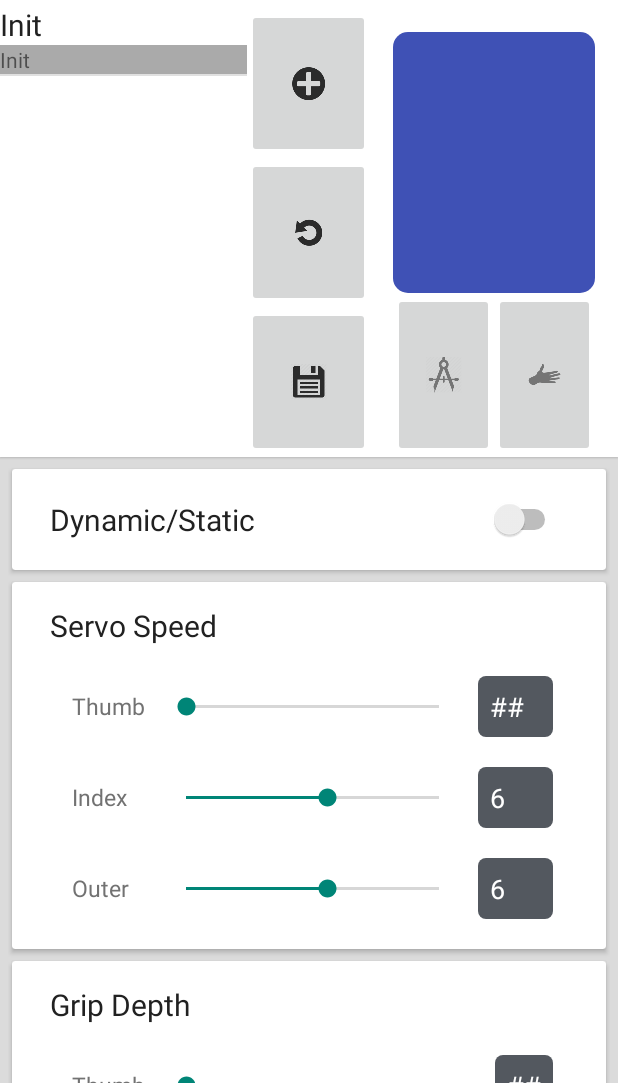
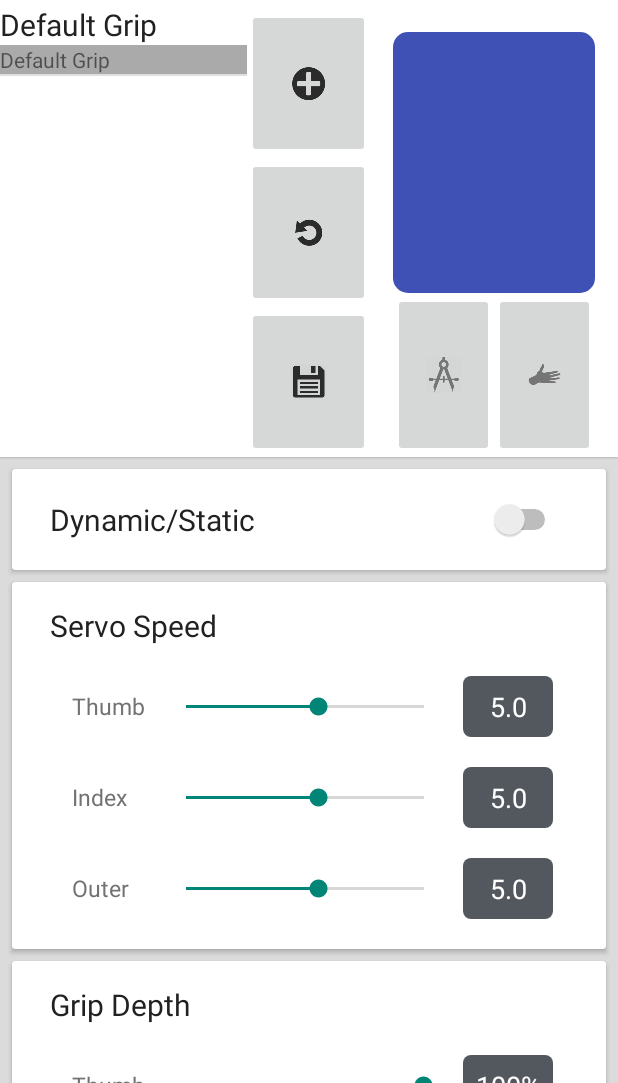
Before and after one commit to MichaelNeas/hydra, an Android app: the screen it shows after launch (MainActivity), after a tap on an icon or button, on a phone screen of 412 x 824 dp, the part 153-1236 px from its top. Run offline under Robolectric (Android 15) with nearby library versions, the phone set to English and light mode, and no system bars; 3 statements that could not run were skipped; 3 other taps on this screen came first.

Commit message:
Fixed float scaling issues. Adding and saving modes fully functional.

```diff
--- a/HydraPhone/app/src/main/java/com/example/joeyhanlon/hydra/MainActivity.java
+++ b/HydraPhone/app/src/main/java/com/example/joeyhanlon/hydra/MainActivity.java
@@ -130,6 +130,9 @@ public class MainActivity extends AppCompatActivity implements ListView.OnItemCl
         servoSpeedSeekBar0 = (SeekBar)findViewById(R.id.servoSpeedSeekBar0);
         servoSpeedSeekBar1 = (SeekBar)findViewById(R.id.servoSpeedSeekBar1);
         servoSpeedSeekBar2 = (SeekBar)findViewById(R.id.servoSpeedSeekBar2);
+        servoSpeedSeekBar0.setMax(90);
+        servoSpeedSeekBar1.setMax(90);
+        servoSpeedSeekBar2.setMax(90);
         servoSpeedIndicator0 = (TextView)findViewById(R.id.servoSpeedIndicator0);
         servoSpeedIndicator1 = (TextView)findViewById(R.id.servoSpeedIndicator1);
         servoSpeedIndicator2 = (TextView)findViewById(R.id.servoSpeedIndicator2);
@@ -151,10 +154,12 @@ public class MainActivity extends AppCompatActivity implements ListView.OnItemCl
         dynSwitch.setOnCheckedChangeListener(this);
 
         actThreshSeekBar = (SeekBar) findViewById(R.id.actThreshSeekBar);
+        actThreshSeekBar.setMax(70);
         actThreshSeekBar.setOnSeekBarChangeListener(this);
         actThreshIndicator = (TextView) findViewById(R.id.actThreshIndicator);
 
         writeDelSeekBar = (SeekBar) findViewById(R.id.writeDelSeekBar);
+        writeDelSeekBar.setMax(90);
         writeDelSeekBar.setOnSeekBarChangeListener(this);
         writeDelIndicator = (TextView) findViewById(R.id.writeDelIndicator);
 
@@ -184,31 +189,23 @@ public class MainActivity extends AppCompatActivity implements ListView.OnItemCl
         modesListView.setAdapter(myModeManager.getAdapter());
         modesListView.setOnItemClickListener(this);
 
-        // Mode testing ----------
+        // Default mode, always hard coded to ensure there is always a working mode (not in memory)
+        myModeManager.addNewMode("Default Grip", false, 0.5f, 5.0f, 100, 100, 100, 5.0f, 5.0f, 5.0f);
 
-        myModeManager.addNewMode("Init", false, 0.5f, 5.0f, 0, 100, 100, 0f, 5.0f, 5.0f);
-
-        // TODO MODE NOT BEING STORED PROPERLY WITH GSON NEED TO FIX IT
-
+        // retrieve map of all modes in memory
         modesInMemory = myMemoryManager.getAllFromMemory();
 
-        // Only add default modes if they do not already exist in the memory map
-        if (modesInMemory.isEmpty()) {
-            HydraMode defaultGrip = new HydraMode();
-            defaultGrip.setName("Default Grip");
-            myMemoryManager.writeToMemory(defaultGrip.getName(), gson.toJson(defaultGrip));
-
-            HydraMode test1 = new HydraMode();
-            test1.setName("Click");
-            myMemoryManager.writeToMemory(test1.getName(), gson.toJson(test1));
+        // Load all modes in memory if any exist and add them to the mode manager
+        if (!modesInMemory.isEmpty()) {
+            for (Map.Entry<String, ?> entry : modesInMemory.entrySet()) {
+                String json = entry.getValue().toString();
+                HydraMode temp = gson.fromJson(json, HydraMode.class);
+                myModeManager.addMode(temp);
+            }
         }
 
-        // Load all modes in memory and add them to the mode manager
-        for (Map.Entry<String, ?> entry : modesInMemory.entrySet()) {
-            String json = entry.getValue().toString();
-            HydraMode temp = gson.fromJson(json, HydraMode.class);
-            myModeManager.addMode(temp);
-        }
+        // Always have default grip selected initially
+        setMode(myModeManager.getMode(0));
 
 
         // ----------
@@ -273,36 +270,32 @@ public class MainActivity extends AppCompatActivity implements ListView.OnItemCl
         write delay 0 to 10
         */
 
-        String speedDisplay = Integer.toString((progressValue / 11) + 1);
-        String depthDisplay = Integer.toString(progressValue) + "%";
 
         switch (seekBar.getId()) {
 
             case (R.id.servoSpeedSeekBar0):
-                servoSpeedIndicator0.setText(speedDisplay);
+                servoSpeedIndicator0.setText(Float.toString(((float)progressValue) / 10f));
                 break;
             case (R.id.servoSpeedSeekBar1):
-                servoSpeedIndicator1.setText(speedDisplay);
+                servoSpeedIndicator1.setText(Float.toString(((float)progressValue) / 10f));
                 break;
             case (R.id.servoSpeedSeekBar2):
-                servoSpeedIndicator2.setText(speedDisplay);
+                servoSpeedIndicator2.setText(Float.toString(((float)progressValue) / 10f));
                 break;
             case (R.id.gripDepthSeekBar0):
-                gripDepthIndicator0.setText(depthDisplay);
+                gripDepthIndicator0.setText(progressValue + "%");
                 break;
             case (R.id.gripDepthSeekBar1):
-                gripDepthIndicator1.setText(depthDisplay);
+                gripDepthIndicator1.setText(progressValue + "%");
                 break;
             case (R.id.gripDepthSeekBar2):
-                gripDepthIndicator2.setText(depthDisplay);
+                gripDepthIndicator2.setText(progressValue + "%");
                 break;
             case (R.id.actThreshSeekBar):
-                String sensDisplay = Integer.toString(((progressValue*7) / 10) + 5) + "%";
-                actThreshIndicator.setText(sensDisplay);
+                actThreshIndicator.setText(progressValue + "%");
                 break;
             case (R.id.writeDelSeekBar):
-                String delDisplay = Integer.toString(progressValue / 10);
-                writeDelIndicator.setText(delDisplay);
+                writeDelIndicator.setText(Float.toString(((float)progressValue) / 10f));
                 break;
 
             default:
@@ -316,8 +309,7 @@ public class MainActivity extends AppCompatActivity implements ListView.OnItemCl
     @Override
     public void onStopTrackingTouch (SeekBar seekBar) {
 
-        String message = "";        // Message to build for Arduino
-        boolean indicatorSet = false;       // tracks if indicator has been set (shortens the statement space)
+        String message = "";                // Message to build for Arduino
 
         switch (seekBar.getId()) {
 
@@ -327,14 +319,14 @@ public class MainActivity extends AppCompatActivity implements ListView.OnItemCl
 
                 // Called for all servoSpeed cases as a result of not breaking between them
                 // Convert progress bar values
-                float param5a = (float) ((servoSpeedSeekBar0.getProgress() / 11) + 1);
-                float param5b = (float) ((servoSpeedSeekBar1.getProgress() / 11) + 1);
-                float param5c = (float) ((servoSpeedSeekBar2.getProgress() / 11) + 1);
+                float param5a = (float) servoSpeedSeekBar0.getProgress() + 10f;
+                float param5b = (float) servoSpeedSeekBar1.getProgress() + 10f;
+                float param5c = (float) servoSpeedSeekBar2.getProgress() + 10f;
 
                 // Convert each speed value to string
-                String param5aStr = Float.toString(param5a);
-                String param5bStr = Float.toString(param5b);
-                String param5cStr = Float.toString(param5c);
+                String param5aStr = Float.toString(param5a/10f);
+                String param5bStr = Float.toString(param5b/10f);
+                String param5cStr = Float.toString(param5c/10f);
 
                 // Message includes each Servo's speed value
                 message = "5=" + param5aStr + "," + param5bStr + "," + param5cStr + ";";
@@ -356,17 +348,17 @@ public class MainActivity extends AppCompatActivity implements ListView.OnItemCl
 
             case (R.id.actThreshSeekBar):
                 // Convert progress bar value
-                float param2 = (float) (actThreshSeekBar.getProgress()*7f) / 10f + 5f;
+                float param2 = (float) actThreshSeekBar.getProgress() + 5f;
                 // String of float value
-                String param2Str = Float.toString(param2);
+                String param2Str = Float.toString(param2/10f);
                 message = "2=" + param2Str + ";";
                 break;
 
             case (R.id.writeDelSeekBar):
                 // Convert progress bar value
-                float param3 = (float) (writeDelSeekBar.getProgress() / 10);
+                float param3 = (float) writeDelSeekBar.getProgress() + 10f;
                 // String of float value
-                String param3Str = Float.toString(param3);
+                String param3Str = Float.toString(param3/10f);
                 message = "3=" + param3Str + ";";
                 break;
 
@@ -443,11 +435,11 @@ public class MainActivity extends AppCompatActivity implements ListView.OnItemCl
         mode.setParam(1, dynSwitch.getShowText());
 
         // Action threshold
-        float param2 = (float) (((actThreshSeekBar.getProgress()*7) / 10) + 5);
+        float param2 = (actThreshSeekBar.getProgress() / 10f);
         mode.setParam(2, param2);
 
         // Write delay
-        float param3 = (float) (writeDelSeekBar.getProgress() / 10);
+        float param3 = (writeDelSeekBar.getProgress() / 10f);
         mode.setParam(3, param3);
 
         // Grip depth
@@ -456,11 +448,11 @@ public class MainActivity extends AppCompatActivity implements ListView.OnItemCl
         mode.setParam(4, 2, gripDepthSeekBar2.getProgress());
 
         // Servo speed
-        float param5a = Float.parseFloat(servoSpeedIndicator0.getText().toString());
+        float param5a = (servoSpeedSeekBar0.getProgress() / 10f);
         mode.setParam(5, 0, param5a);
-        float param5b = Float.parseFloat(servoSpeedIndicator1.getText().toString());
+        float param5b = (servoSpeedSeekBar1.getProgress() / 10f);
         mode.setParam(5, 1, param5b);
-        float param5c = Float.parseFloat(servoSpeedIndicator2.getText().toString());
+        float param5c = (servoSpeedSeekBar2.getProgress() / 10f);
         mode.setParam(5, 2, param5c);
     }
 
@@ -474,11 +466,11 @@ public class MainActivity extends AppCompatActivity implements ListView.OnItemCl
         dynSwitch.setShowText((boolean) mode.getParam(1));
 
         //Action threshold
-        int progAT = (int) Math.round( 100 * ( (float) mode.getParam(2) / (0.75 - 0.05)) );
+        int progAT = (int) ((float)mode.getParam(2) * 10f);
         actThreshSeekBar.setProgress(progAT);
 
         // Write delay
-        int progWD = (int) Math.round( 100 * ( (float) mode.getParam(3) / (10.0 - 1.0)) );
+        int progWD = (int) ((float)mode.getParam(3) * 10f);
         writeDelSeekBar.setProgress(progWD);
 
         // Grip depth
@@ -489,11 +481,11 @@ public class MainActivity extends AppCompatActivity implements ListView.OnItemCl
 
         // Servo speed
         float[] progsSS = (float[]) mode.getParam(5);
-        int progSS = (int) Math.round(100 * ((float) progsSS[0] / (10.0 - 1.0)));
+        int progSS = (int) (progsSS[0] * 10f);
         servoSpeedSeekBar0.setProgress(progSS);
-        progSS = (int) Math.round(100 * ((float) progsSS[1] / (10.0 - 1.0)));
+        progSS = (int) (progsSS[1] * 10f);
         servoSpeedSeekBar1.setProgress(progSS);
-        progSS = (int) Math.round(100 * ((float) progsSS[2] / (10.0 - 1.0)));
+        progSS = (int) (progsSS[2] * 10f);
         servoSpeedSeekBar2.setProgress(progSS);
 
         // Send Arduino the new mode
@@ -515,7 +507,6 @@ public class MainActivity extends AppCompatActivity implements ListView.OnItemCl
     @Override
     protected void onStart() {
         super.onStart();
-        //setMode(myModeManager.getCurrentMode());
     }
 
     @Override
--- a/HydraPhone/app/src/main/res/layout/activity_main.xml
+++ b/HydraPhone/app/src/main/res/layout/activity_main.xml
@@ -351,7 +351,8 @@
                                     android:textSize="18sp"
                                     android:textColor="#FFFFFF"
                                     android:padding="8dp"
-                                    android:width="50dp"
+                                    android:width="60dp"
+                                    android:gravity="center"
                                     android:background="@drawable/value_indicator"/>
                             </LinearLayout>
 
@@ -387,7 +388,8 @@
                                     android:textSize="18sp"
                                     android:textColor="#FFFFFF"
                                     android:padding="8dp"
-                                    android:width="50dp"
+                                    android:width="60dp"
+                                    android:gravity="center"
                                     android:background="@drawable/value_indicator"/>
                             </LinearLayout>
 
@@ -423,7 +425,8 @@
                                     android:textSize="18sp"
                                     android:textColor="#FFFFFF"
                                     android:padding="8dp"
-                                    android:width="50dp"
+                                    android:width="60dp"
+                                    android:gravity="center"
                                     android:background="@drawable/value_indicator"/>
                             </LinearLayout>
 
@@ -491,6 +494,8 @@
                                     android:textSize="18sp"
                                     android:textColor="#FFFFFF"
                                     android:padding="8dp"
+                                    android:width="60dp"
+                                    android:gravity="center"
                                     android:background="@drawable/value_indicator"/>
                             </LinearLayout>
 
@@ -526,6 +531,8 @@
                                     android:textSize="18sp"
                                     android:textColor="#FFFFFF"
                                     android:padding="8dp"
+                                    android:width="60dp"
+                                    android:gravity="center"
                                     android:background="@drawable/value_indicator"/>
                             </LinearLayout>
 
@@ -561,6 +568,8 @@
                                     android:textSize="18sp"
                                     android:textColor="#FFFFFF"
                                     android:padding="8dp"
+                                    android:width="60dp"
+                                    android:gravity="center"
                                     android:background="@drawable/value_indicator"/>
                             </LinearLayout>
 
@@ -620,6 +629,8 @@
                                     android:textSize="18sp"
                                     android:textColor="#FFFFFF"
                                     android:padding="8dp"
+                                    android:width="60dp"
+                                    android:gravity="center"
                                     android:background="@drawable/value_indicator"/>
                             </LinearLayout>
 
@@ -679,6 +690,8 @@
                                     android:textSize="18sp"
                                     android:textColor="#FFFFFF"
                                     android:padding="8dp"
+                                    android:width="60dp"
+                                    android:gravity="center"
                                     android:background="@drawable/value_indicator"/>
                             </LinearLayout>
 
```
